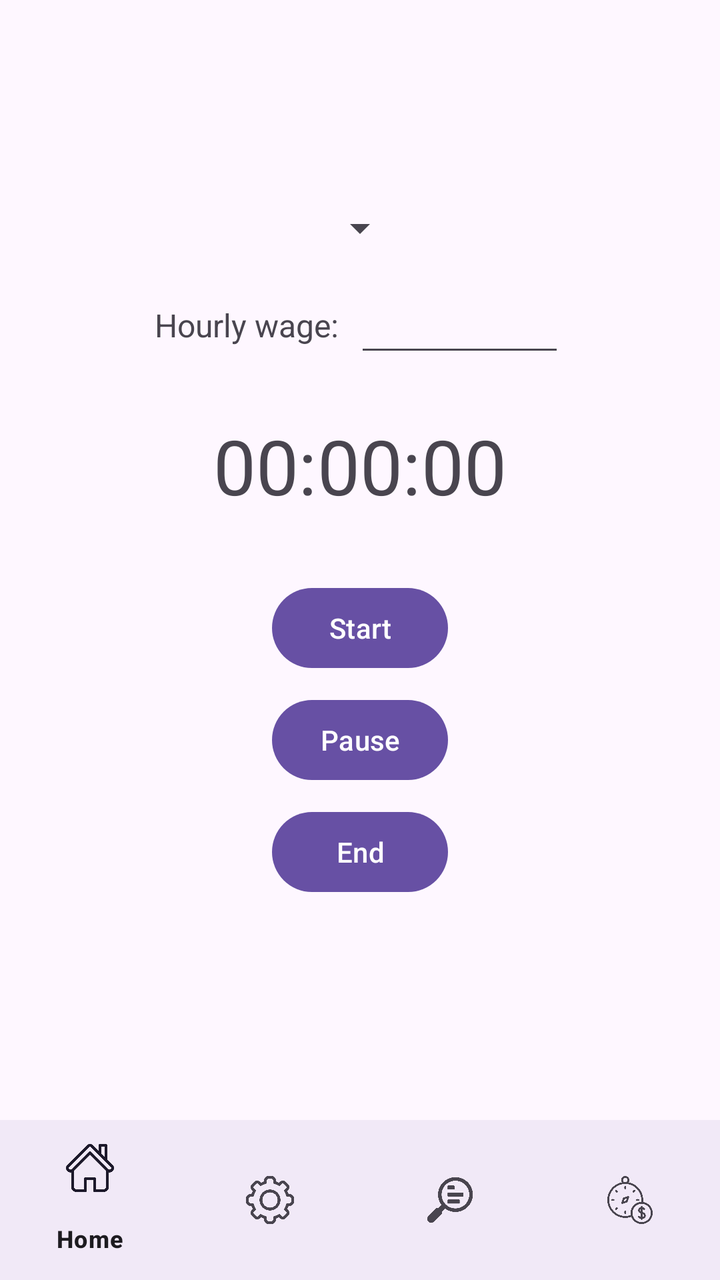
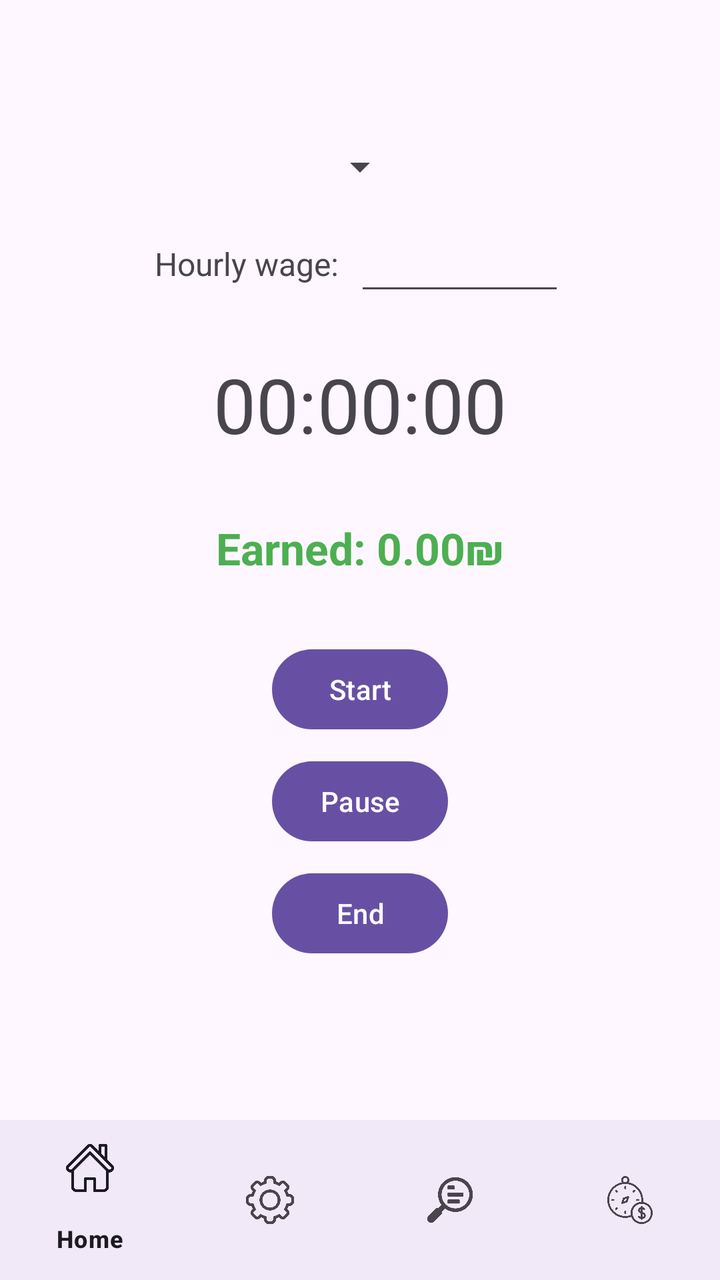

An Android layout rendered at two revisions. The XML below is the earlier revision; the diff shows what the commit changed to produce the second picture.
<!-- AndroidManifest.xml: application theme Theme.Finsight1 -->
<!-- res/layout/activity_timer.xml -->
<?xml version="1.0" encoding="utf-8"?>
<androidx.constraintlayout.widget.ConstraintLayout xmlns:android="http://schemas.android.com/apk/res/android"
    xmlns:app="http://schemas.android.com/apk/res-auto"
    xmlns:tools="http://schemas.android.com/tools"
    android:id="@+id/main"
    android:layout_width="match_parent"
    android:layout_height="match_parent"
    tools:context=".TimerActivity">

    <LinearLayout xmlns:android="http://schemas.android.com/apk/res/android"
        android:layout_width="0dp"
        android:layout_height="0dp"
        android:orientation="vertical"
        android:gravity="center"
        app:layout_constraintTop_toTopOf="parent"
        app:layout_constraintBottom_toTopOf="@id/bottom_navigation"
        app:layout_constraintStart_toStartOf="parent"
        app:layout_constraintEnd_toEndOf="parent">

        <Spinner
            android:id="@+id/spinnerGoals"
            android:layout_width="wrap_content"
            android:layout_height="wrap_content"
            android:layout_marginBottom="16dp"
            />

        <LinearLayout
            android:layout_width="wrap_content"
            android:layout_height="wrap_content"
            android:orientation="horizontal"
            android:gravity="center_vertical"
            android:layout_marginBottom="24dp">

            <TextView
                android:id="@+id/tvHourlyWageTitle"
                android:layout_width="wrap_content"
                android:layout_height="wrap_content"
                android:text="Hourly wage:"
                android:textSize="16sp"
                android:layout_marginEnd="8dp" />

            <EditText
                android:id="@+id/etHourlyWage"
                android:layout_width="wrap_content"
                android:layout_height="wrap_content"
                android:ems="5"
                android:gravity="center"
                android:inputType="numberDecimal" />

        </LinearLayout>

        <TextView
            android:id="@+id/tvTimer"
            android:layout_width="wrap_content"
            android:layout_height="wrap_content"
            android:text="00:00:00"
            android:textSize="38sp"
            android:layout_marginBottom="32dp"/>

        <Button
            android:id="@+id/btnStart"
            android:layout_width="wrap_content"
            android:layout_height="wrap_content"
            android:text="Start"
            android:layout_marginBottom="8dp"/>

        <Button
            android:id="@+id/btnPause"
            android:layout_width="wrap_content"
            android:layout_height="wrap_content"
            android:text="Pause"
            android:layout_marginBottom="8dp"/>

        <Button
            android:id="@+id/btnEnd"
            android:layout_width="wrap_content"
            android:layout_height="wrap_content"
            android:text="End"
            android:layout_marginBottom="8dp"/>

    </LinearLayout>

    <com.google.android.material.bottomnavigation.BottomNavigationView
        android:id="@+id/bottom_navigation"
        android:layout_width="match_parent"
        android:layout_height="wrap_content"
        android:background="?android:attr/windowBackground"
        app:menu="@menu/bottom_nav_menu"
        app:layout_constraintBottom_toBottomOf="parent"/>

</androidx.constraintlayout.widget.ConstraintLayout>
<!-- resources referenced by this layout -->
<resources>
  <style name="Theme.Finsight1" parent="Base.Theme.Finsight1" />
  <style name="Base.Theme.Finsight1" parent="Theme.Material3.DayNight.NoActionBar">
          
          
      </style>
</resources>

<!-- the commit's change to res/layout/activity_timer.xml (unified diff, before → after) -->
@@ -57,6 +57,16 @@
             android:textSize="38sp"
             android:layout_marginBottom="32dp"/>
 
+        <TextView
+            android:id="@+id/tvEarnedMoney"
+            android:layout_width="wrap_content"
+            android:layout_height="wrap_content"
+            android:text="Earned: 0.00₪"
+            android:textSize="22sp"
+            android:textStyle="bold"
+            android:textColor="#4CAF50"
+            android:layout_marginBottom="32dp"/>
+
         <Button
             android:id="@+id/btnStart"
             android:layout_width="wrap_content"
